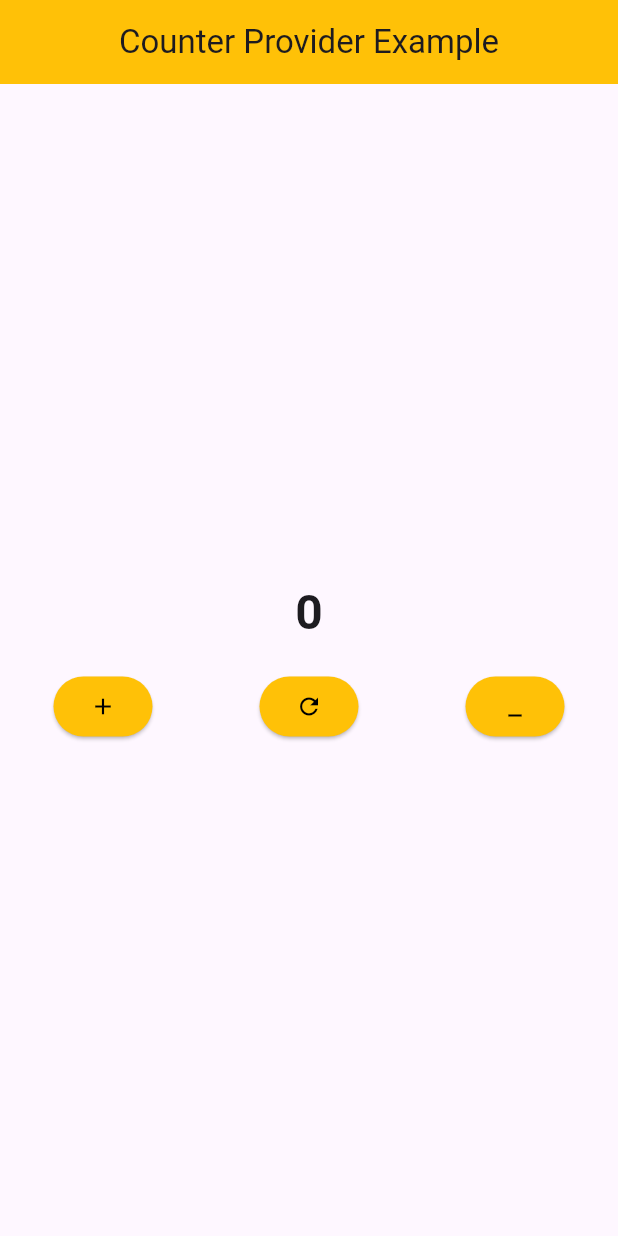
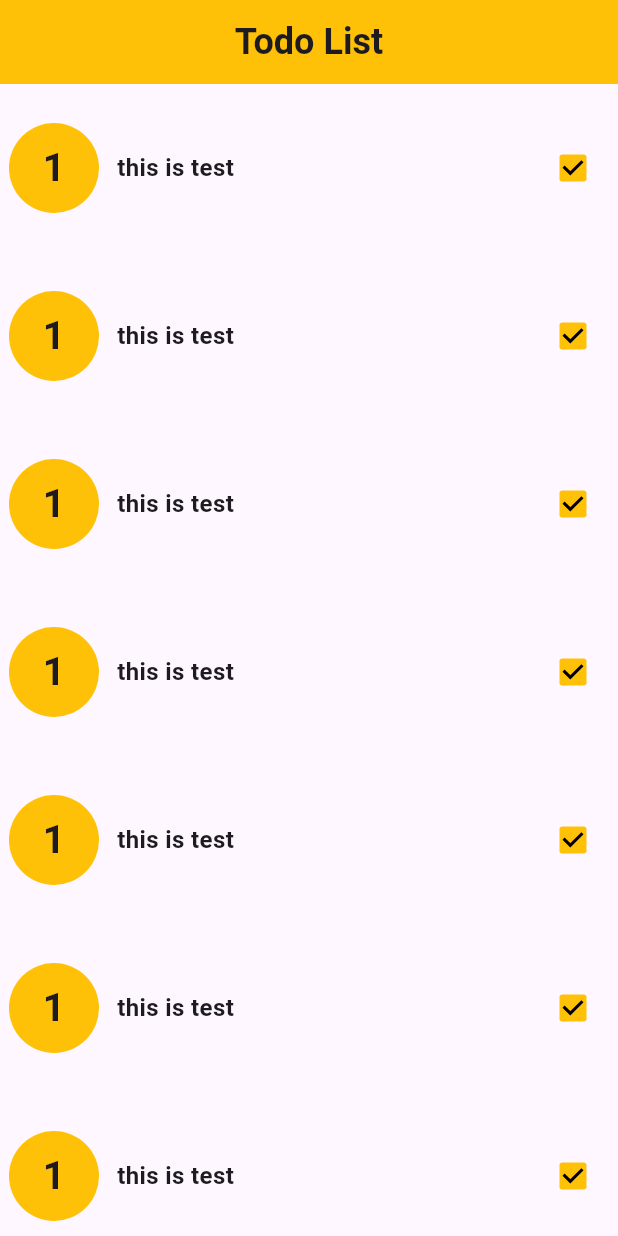
Before and after one commit to mohammad-dehghanifard/flutter_provider_example, a Flutter app: the screen it shows after launch, on a phone screen of 412 x 824 dp. Run offline on Flutter 3.47's test engine with Material 2 defaults, Android fonts, the phone set to English and light mode, and no system bars.

Commit message:
completed TodoListScreen

```diff
--- /dev/null
+++ b/lib/api_call/screen/todo_screens.dart
@@ -0,0 +1,52 @@
+import 'package:flutter/material.dart';
+
+class TodoListScreen extends StatelessWidget {
+  const TodoListScreen({super.key});
+
+  @override
+  Widget build(BuildContext context) {
+    return Scaffold(
+      appBar: AppBar(
+        backgroundColor: Colors.amber,
+        automaticallyImplyLeading: false,
+        title: const Text("Todo List",style: TextStyle(fontSize: 24,fontWeight: FontWeight.bold)),
+        centerTitle: true,
+      ),
+      body: ListView.builder(
+        itemCount: 10,
+        itemBuilder: (context, index) {
+        return Container(
+          width: 100,
+          height: 100,
+          margin: const EdgeInsets.all(6),
+          child: Row(
+            mainAxisAlignment: MainAxisAlignment.spaceBetween,
+            children: [
+              Container(
+                width: 60,
+                height: 60,
+                decoration: const BoxDecoration(
+                  color: Colors.amber,
+                  shape: BoxShape.circle
+                ),
+                child: const Center(child: Text("1",style: TextStyle(fontSize: 26,fontWeight: FontWeight.bold))),
+              ),
+              const SizedBox(width: 12),
+              const Text("this is test",style: TextStyle(fontSize: 16,fontWeight: FontWeight.bold)),
+
+              const Expanded(child: SizedBox()),
+
+              Checkbox(
+                value: true,
+                 activeColor: Colors.amber,
+                checkColor: Colors.black,
+                onChanged: (value) {
+
+              },)
+            ],
+          ),
+        );
+      },),
+    );
+  }
+}
--- a/lib/main.dart
+++ b/lib/main.dart
@@ -1,13 +1,16 @@
 import 'package:flutter/material.dart';
+import 'package:flutter_provider_example/api_call/provider/todo_provider.dart';
 import 'package:flutter_provider_example/counter_example/providers/counter_provider.dart';
 import 'package:provider/provider.dart';
 
+import 'api_call/screen/todo_screens.dart';
 import 'counter_example/view/counter_view.dart';
 
 void main() {
   runApp(MultiProvider(
     providers: [
       ChangeNotifierProvider(create: (context) => CounterProvider()),
+      ChangeNotifierProvider(create: (context) => TodoProvider()),
     ],
     child: const MyApp(),
   ));
@@ -20,16 +23,17 @@ class MyApp extends StatelessWidget {
   @override
   Widget build(BuildContext context) {
     return MaterialApp(
+      debugShowCheckedModeBanner: false,
       title: 'Flutter Demo',
       theme: ThemeData(
 
         colorScheme: ColorScheme.fromSeed(seedColor: Colors.deepPurple),
         useMaterial3: true,
       ),
-      initialRoute: "/",
+      initialRoute: "/apiCall",
       routes: {
         "/" : (context) => CounterView(),
-        "/apiCall" : (context) => CounterView(),
+        "/apiCall" : (context) => const TodoListScreen(),
       },
     );
   }
```
